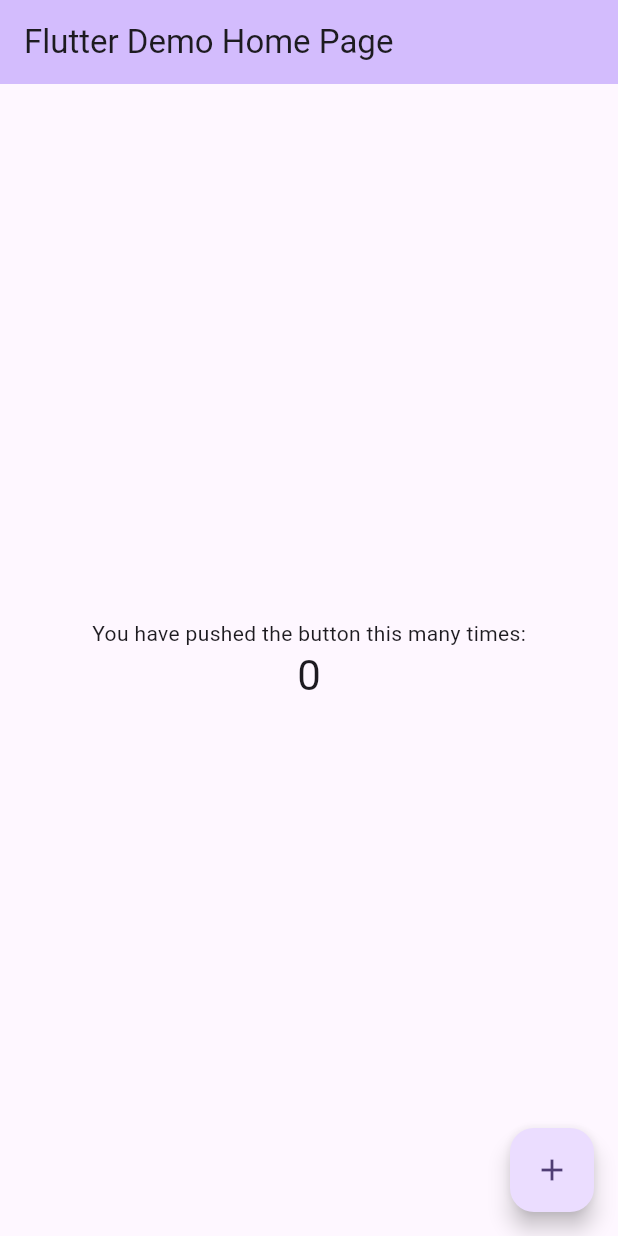
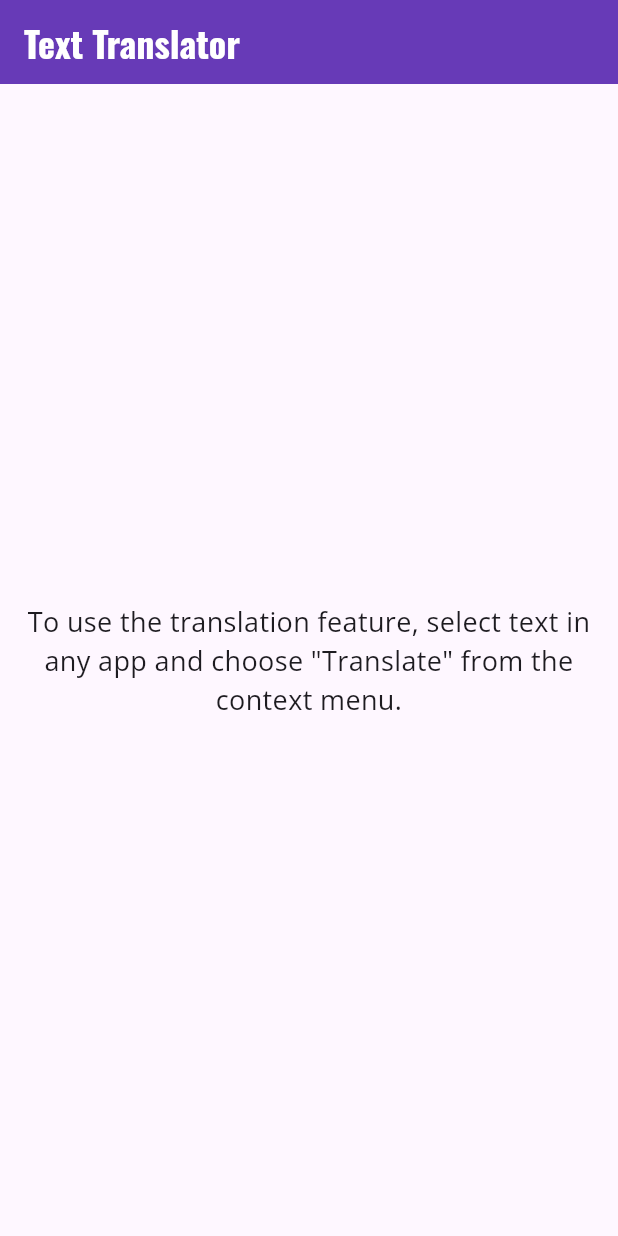
Before and after one commit to sanjibnarzary/indictranslator, a Flutter app: the screen it shows after launch, on a phone screen of 412 x 824 dp. Run offline on Flutter 3.47's test engine with Material 3 defaults, Android fonts, the phone set to English and light mode, and no system bars; our stand-ins replace go_router, google_fonts; missing offline and left inert: google_mlkit_translation.

Commit message:
initial commit

```diff
--- /dev/null
+++ b/lib/home_screen.dart
@@ -0,0 +1,24 @@
+import 'package:flutter/material.dart';
+
+class HomeScreen extends StatelessWidget {
+  const HomeScreen({super.key});
+
+  @override
+  Widget build(BuildContext context) {
+    return Scaffold(
+      appBar: AppBar(
+        title: const Text('Text Translator'),
+      ),
+      body: const Center(
+        child: Padding(
+          padding: EdgeInsets.all(16.0),
+          child: Text(
+            'To use the translation feature, select text in any app and choose "Translate" from the context menu.',
+            textAlign: TextAlign.center,
+            style: TextStyle(fontSize: 18),
+          ),
+        ),
+      ),
+    );
+  }
+}
--- a/lib/main.dart
+++ b/lib/main.dart
@@ -1,122 +1,123 @@
 import 'package:flutter/material.dart';
+import 'package:flutter/services.dart';
+import 'package:go_router/go_router.dart';
+import 'package:google_fonts/google_fonts.dart';
+import 'package:provider/provider.dart';
+
+import 'home_screen.dart';
+import 'translation_screen.dart';
 
 void main() {
-  runApp(const MyApp());
+  runApp(
+    ChangeNotifierProvider(
+      create: (context) => ThemeProvider(),
+      child: const MyApp(),
+    ),
+  );
 }
 
-class MyApp extends StatelessWidget {
-  const MyApp({super.key});
+class ThemeProvider with ChangeNotifier {
+  ThemeMode _themeMode = ThemeMode.system;
 
-  // This widget is the root of your application.
-  @override
-  Widget build(BuildContext context) {
-    return MaterialApp(
-      title: 'Flutter Demo',
-      theme: ThemeData(
-        // This is the theme of your application.
-        //
-        // TRY THIS: Try running your application with "flutter run". You'll see
-        // the application has a purple toolbar. Then, without quitting the app,
-        // try changing the seedColor in the colorScheme below to Colors.green
-        // and then invoke "hot reload" (save your changes or press the "hot
-        // reload" button in a Flutter-supported IDE, or press "r" if you used
-        // the command line to start the app).
-        //
-        // Notice that the counter didn't reset back to zero; the application
-        // state is not lost during the reload. To reset the state, use hot
-        // restart instead.
-        //
-        // This works for code too, not just values: Most code changes can be
-        // tested with just a hot reload.
-        colorScheme: ColorScheme.fromSeed(seedColor: Colors.deepPurple),
-      ),
-      home: const MyHomePage(title: 'Flutter Demo Home Page'),
-    );
+  ThemeMode get themeMode => _themeMode;
+
+  void toggleTheme() {
+    _themeMode = _themeMode == ThemeMode.light ? ThemeMode.dark : ThemeMode.light;
+    notifyListeners();
   }
 }
 
-class MyHomePage extends StatefulWidget {
-  const MyHomePage({super.key, required this.title});
-
-  // This widget is the home page of your application. It is stateful, meaning
-  // that it has a State object (defined below) that contains fields that affect
-  // how it looks.
-
-  // This class is the configuration for the state. It holds the values (in this
-  // case the title) provided by the parent (in this case the App widget) and
-  // used by the build method of the State. Fields in a Widget subclass are
-  // always marked "final".
-
-  final String title;
+class MyApp extends StatefulWidget {
+  const MyApp({super.key});
 
   @override
-  State<MyHomePage> createState() => _MyHomePageState();
+  State<MyApp> createState() => _MyAppState();
 }
 
-class _MyHomePageState extends State<MyHomePage> {
-  int _counter = 0;
+class _MyAppState extends State<MyApp> {
+  static const platform = MethodChannel('com.example.myapp/process_text');
 
-  void _incrementCounter() {
-    setState(() {
-      // This call to setState tells the Flutter framework that something has
-      // changed in this State, which causes it to rerun the build method below
-      // so that the display can reflect the updated values. If we changed
-      // _counter without calling setState(), then the build method would not be
-      // called again, and so nothing would appear to happen.
-      _counter++;
-    });
+  late final GoRouter _router;
+
+  @override
+  void initState() {
+    super.initState();
+    _router = GoRouter(
+      routes: [
+        GoRoute(
+          path: '/',
+          builder: (context, state) => const HomeScreen(),
+        ),
+        GoRoute(
+          path: '/translate',
+          builder: (context, state) {
+            final text = state.extra as String? ?? '';
+            return TranslationScreen(initialText: text);
+          },
+        ),
+      ],
+    );
+
+    platform.setMethodCallHandler(_handleMethod);
+  }
+
+  Future<void> _handleMethod(MethodCall call) async {
+    if (call.method == 'processText') {
+      final text = call.arguments as String?;
+      if (text != null) {
+        _router.go('/translate', extra: text);
+      }
+    }
   }
 
   @override
   Widget build(BuildContext context) {
-    // This method is rerun every time setState is called, for instance as done
-    // by the _incrementCounter method above.
-    //
-    // The Flutter framework has been optimized to make rerunning build methods
-    // fast, so that you can just rebuild anything that needs updating rather
-    // than having to individually change instances of widgets.
-    return Scaffold(
-      appBar: AppBar(
-        // TRY THIS: Try changing the color here to a specific color (to
-        // Colors.amber, perhaps?) and trigger a hot reload to see the AppBar
-        // change color while the other colors stay the same.
-        backgroundColor: Theme.of(context).colorScheme.inversePrimary,
-        // Here we take the value from the MyHomePage object that was created by
-        // the App.build method, and use it to set our appbar title.
-        title: Text(widget.title),
+    const Color primarySeedColor = Colors.deepPurple;
+
+    final TextTheme appTextTheme = TextTheme(
+      displayLarge: GoogleFonts.oswald(fontSize: 57, fontWeight: FontWeight.bold),
+      titleLarge: GoogleFonts.roboto(fontSize: 22, fontWeight: FontWeight.w500),
+      bodyMedium: GoogleFonts.openSans(fontSize: 14),
+    );
+
+    final ThemeData lightTheme = ThemeData(
+      useMaterial3: true,
+      colorScheme: ColorScheme.fromSeed(
+        seedColor: primarySeedColor,
+        brightness: Brightness.light,
       ),
-      body: Center(
-        // Center is a layout widget. It takes a single child and positions it
-        // in the middle of the parent.
-        child: Column(
-          // Column is also a layout widget. It takes a list of children and
-          // arranges them vertically. By default, it sizes itself to fit its
-          // children horizontally, and tries to be as tall as its parent.
-          //
-          // Column has various properties to control how it sizes itself and
-          // how it positions its children. Here we use mainAxisAlignment to
-          // center the children vertically; the main axis here is the vertical
-          // axis because Columns are vertical (the cross axis would be
-          // horizontal).
-          //
-          // TRY THIS: Invoke "debug painting" (choose the "Toggle Debug Paint"
-          // action in the IDE, or press "p" in the console), to see the
-          // wireframe for each widget.
-          mainAxisAlignment: MainAxisAlignment.center,
-          children: <Widget>[
-            const Text('You have pushed the button this many times:'),
-            Text(
-              '$_counter',
-              style: Theme.of(context).textTheme.headlineMedium,
-            ),
-          ],
-        ),
+      textTheme: appTextTheme,
+      appBarTheme: AppBarTheme(
+        backgroundColor: primarySeedColor,
+        foregroundColor: Colors.white,
+        titleTextStyle: GoogleFonts.oswald(fontSize: 24, fontWeight: FontWeight.bold),
       ),
-      floatingActionButton: FloatingActionButton(
-        onPressed: _incrementCounter,
-        tooltip: 'Increment',
-        child: const Icon(Icons.add),
-      ), // This trailing comma makes auto-formatting nicer for build methods.
+    );
+
+    final ThemeData darkTheme = ThemeData(
+      useMaterial3: true,
+      colorScheme: ColorScheme.fromSeed(
+        seedColor: primarySeedColor,
+        brightness: Brightness.dark,
+      ),
+      textTheme: appTextTheme,
+      appBarTheme: AppBarTheme(
+        backgroundColor: Colors.grey[900],
+        foregroundColor: Colors.white,
+        titleTextStyle: GoogleFonts.oswald(fontSize: 24, fontWeight: FontWeight.bold),
+      ),
+    );
+
+    return Consumer<ThemeProvider>(
+      builder: (context, themeProvider, child) {
+        return MaterialApp.router(
+          title: 'Text Translator',
+          theme: lightTheme,
+          darkTheme: darkTheme,
+          themeMode: themeProvider.themeMode,
+          routerConfig: _router,
+        );
+      },
     );
   }
 }
--- a/pubspec.yaml
+++ b/pubspec.yaml
@@ -34,6 +34,10 @@ dependencies:
   # The following adds the Cupertino Icons font to your application.
   # Use with the CupertinoIcons class for iOS style icons.
   cupertino_icons: ^1.0.8
+  google_mlkit_translation: ^0.13.0
+  provider: ^6.1.5+1
+  go_router: ^16.2.1
+  google_fonts: ^6.3.1
 
 dev_dependencies:
   flutter_test:
```
Also changed, not shown: lib/translation_screen.dart (added, +126 -0 lines), pubspec.lock, 3 other files.
